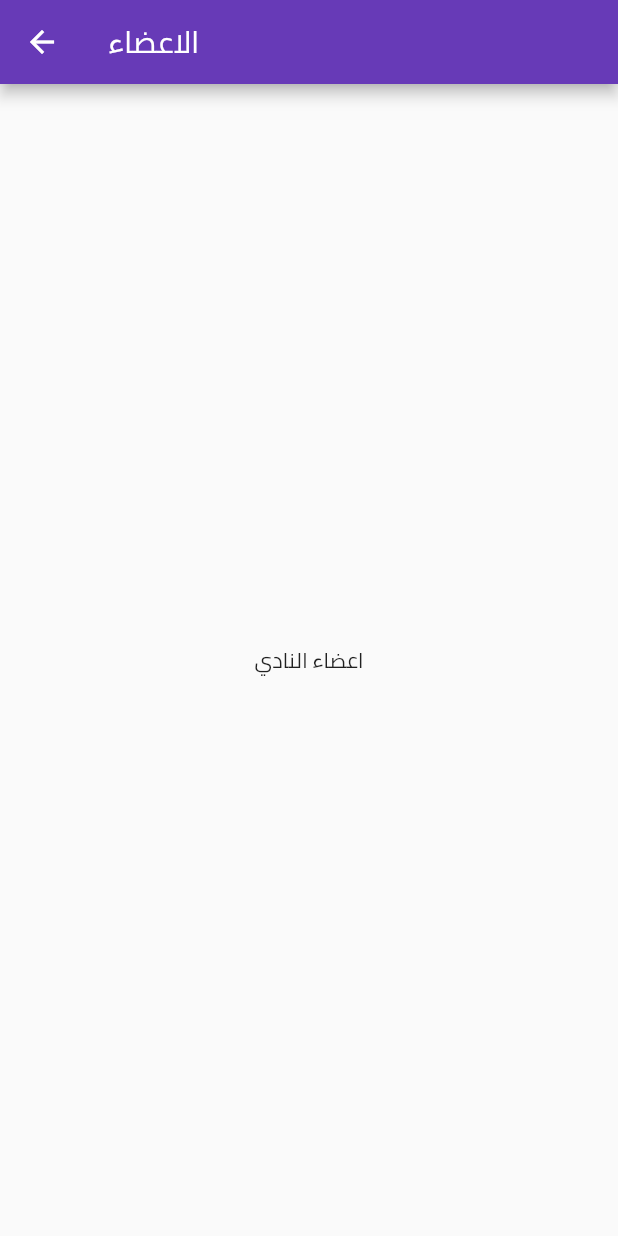
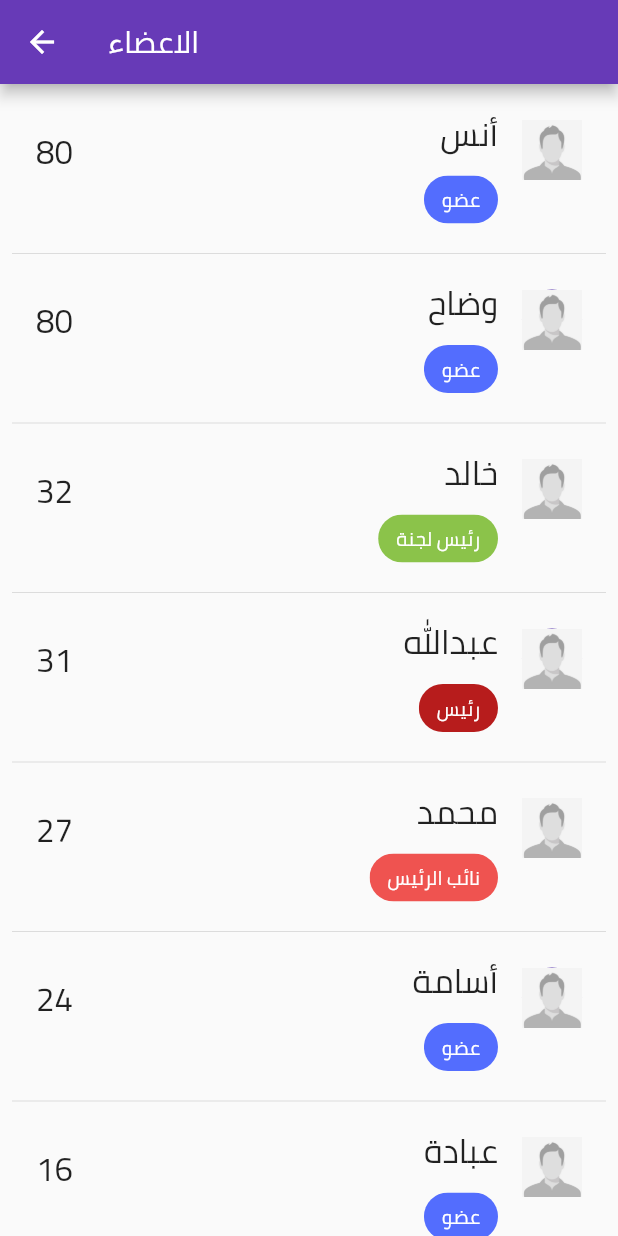
Before and after one commit to WadhahEssam/ftc_flutter_hackathon, a Flutter app: the screen it shows after launch, after a tap on "الاعضاء", on a phone screen of 412 x 824 dp. Run offline on Flutter 3.47's test engine with Material 2 defaults, Android fonts, the phone set to English and light mode, and no system bars.

Commit message:
everything is working and ready

```diff
--- a/lib/main.dart
+++ b/lib/main.dart
@@ -1,6 +1,7 @@
 import 'package:flutter/material.dart';
 import 'election.dart';
 import 'members.dart';
+import 'statistics.dart';
 
 void main() => runApp(MyApp());
 
@@ -77,7 +78,21 @@ class HomePageState extends State<HomePage> {
         return;
       case 2:
         _goToMembersPage();
+        return;
+      case 4:
+        _goToStatisticsPage();
+        return;
     }
+  }
+
+  void _goToStatisticsPage() {
+    Navigator.of(context).push(
+      new MaterialPageRoute<void>(
+        builder: (BuildContext context) {
+          return StatisticsPage();
+        },
+      )
+    );
   }
 
   void _goToElectionPage() {
--- a/lib/members.dart
+++ b/lib/members.dart
@@ -1,4 +1,3 @@
-
 import 'package:flutter/material.dart';
 
 class MembersPage extends StatefulWidget {
@@ -7,11 +6,102 @@ class MembersPage extends StatefulWidget {
 }
 
 class MembersPageState extends State<MembersPage> {
+  final names = <Member>[];
+  final nameStyle = const TextStyle(fontSize: 22.0);
+  final titleStyle = const TextStyle(fontSize: 13.0, color: Colors.white);
+
   @override
   Widget build(BuildContext context) {
+    this.fillArray();
     return Scaffold(
       appBar: AppBar(title: Text('الاعضاء')),
-      body: Center(child: Text('اعضاء النادي')),
+      body: buildMembers(),
+    );
+  }
+
+  void fillArray() {
+    names.addAll([
+      new Member("أنس", "عضو", 80),
+      new Member("وضاح", "عضو", 80),
+      new Member("خالد", "رئيس لجنة", 32),
+      new Member("عبدالله", "رئيس", 31),
+      new Member("محمد", "نائب الرئيس", 27),
+      new Member("أسامة", "عضو", 24),
+      new Member("عبادة", "عضو", 16),
+      new Member("نواف", "عضو", 13),
+      new Member("يوسف", "عضو", 7),
+      new Member("عبدالرحمن", "عضو", 2),
+    ]);
+  }
+
+  Widget buildMembers() {
+    return ListView.builder(
+      padding: EdgeInsets.all(8.0),
+      itemBuilder: (context, i) {
+        if (i.isOdd) return Divider(height: 16.0);
+        final index = i ~/ 2;
+        if (index > names.length) {
+          return Container(child: Text(''));
+        }
+        return _buildRow(names[index]);
+      },
+      itemCount: 20,
+    );
+  }
+
+  Chip order(Member m, int i){
+    return Chip(
+      backgroundColor: getColor(m),
+      label: Text(
+        m.title,
+        style: titleStyle,
+      ),
+    );
+  }
+
+  Color getColor(Member m)
+  {
+    switch(m.title){
+      case "عضو":
+        return Colors.indigoAccent;
+        break;
+      case "رئيس لجنة":
+        return Colors.lightGreen;
+        break;
+      case "رئيس":
+        return Colors.red.shade900;
+        break;
+      case "نائب الرئيس":
+        return Colors.red.shade400;
+        break;
+    }
+
+  }
+  Widget _buildRow(Member m) {
+    return ListTile(
+      title: Container(
+        child: Text(m.name, style: nameStyle),
+        alignment: Alignment.centerRight,
+      ),
+      subtitle: Container(
+          alignment: Alignment.centerRight,
+          child: order(m,0)
+      ),
+      leading: Text(
+        m.score.toString(),
+        style: nameStyle,
+      ),
+      trailing: CircleAvatar(
+        child: Image.asset('assets/images/profile_image.jpg'),
+      ),
     );
   }
 }
+
+class Member {
+  String name;
+  String title;
+  int score;
+
+  Member(this.name, this.title, this.score);
+}
--- /dev/null
+++ b/lib/statistics.dart
@@ -0,0 +1,32 @@
+import 'package:flutter/material.dart';
+
+class StatisticsPage extends StatefulWidget {
+  @override
+  StatisticsPageState createState() => new StatisticsPageState();
+}
+
+class StatisticsPageState extends State<StatisticsPage> {
+  @override
+  Widget build(BuildContext context) {
+    return Scaffold(
+      body: _showTapBar(),
+    );
+  }
+
+  Widget _showTapBar() {
+    return DefaultTabController(
+      length: 2,
+      child: Scaffold(
+        appBar: AppBar(
+          title: Text('احصائيات الاداء'),
+          bottom: TabBar(
+            tabs: [
+              Tab(icon: Icon(Icons.person)),
+              Tab(icon: Icon(Icons.group)),
+            ],
+          ),
+        ),
+      ),
+    );
+  }
+}
```
Also changed, not shown: assets/images/personal_chart.png (added).
